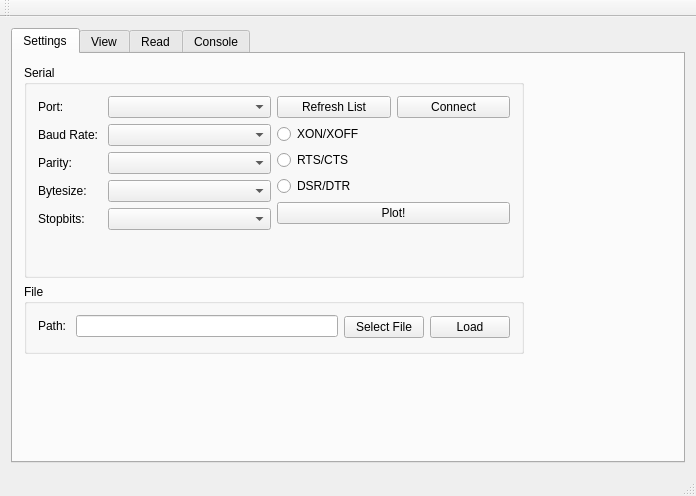
This is mainwindow.ui in makerslocal/localplot as Qt 5 draws it before an edit. The edited form follows.
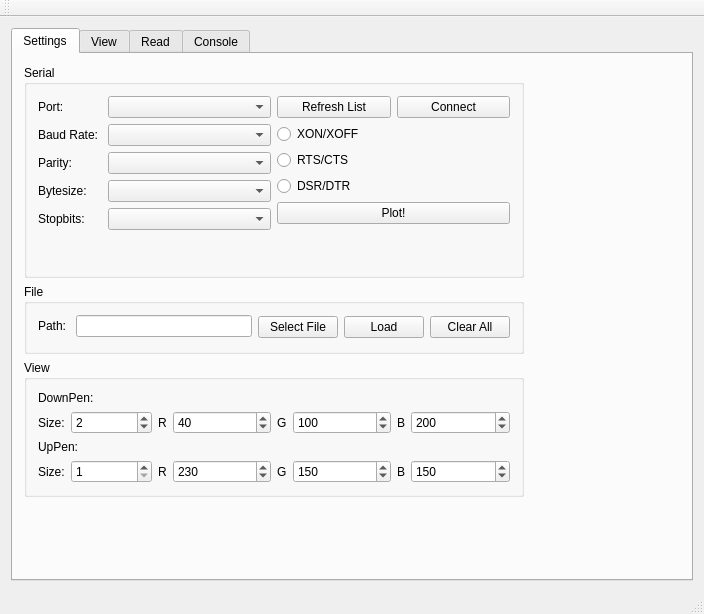
This is the edited form. The open tabs and pages were chosen to show the change.

Commit message: view is now scaled to 100%

Diff of the .ui file:
```diff
--- a/mainwindow.ui
+++ b/mainwindow.ui
@@ -6,8 +6,8 @@
    <rect>
     <x>0</x>
     <y>0</y>
-    <width>696</width>
-    <height>496</height>
+    <width>704</width>
+    <height>614</height>
    </rect>
   </property>
   <property name="windowTitle">
@@ -221,6 +221,221 @@
                  </property>
                 </widget>
                </item>
+               <item>
+                <widget class="QPushButton" name="pushButton_clearObjects">
+                 <property name="text">
+                  <string>Clear All</string>
+                 </property>
+                </widget>
+               </item>
+              </layout>
+             </item>
+            </layout>
+           </widget>
+          </item>
+          <item>
+           <widget class="QGroupBox" name="groupBox_view">
+            <property name="title">
+             <string>View</string>
+            </property>
+            <layout class="QVBoxLayout" name="verticalLayout_4">
+             <item>
+              <widget class="QLabel" name="label_6">
+               <property name="text">
+                <string>DownPen:</string>
+               </property>
+              </widget>
+             </item>
+             <item>
+              <layout class="QHBoxLayout" name="horizontalLayout_12">
+               <property name="sizeConstraint">
+                <enum>QLayout::SetDefaultConstraint</enum>
+               </property>
+               <item>
+                <layout class="QFormLayout" name="formLayout_3">
+                 <item row="0" column="0">
+                  <widget class="QLabel" name="label_7">
+                   <property name="text">
+                    <string>Size:</string>
+                   </property>
+                  </widget>
+                 </item>
+                 <item row="0" column="1">
+                  <widget class="QSpinBox" name="spinBox_downPen_size">
+                   <property name="minimum">
+                    <number>1</number>
+                   </property>
+                   <property name="maximum">
+                    <number>20</number>
+                   </property>
+                   <property name="value">
+                    <number>2</number>
+                   </property>
+                  </widget>
+                 </item>
+                </layout>
+               </item>
+               <item>
+                <layout class="QFormLayout" name="formLayout_4">
+                 <item row="0" column="0">
+                  <widget class="QLabel" name="label_8">
+                   <property name="text">
+                    <string>R</string>
+                   </property>
+                  </widget>
+                 </item>
+                 <item row="0" column="1">
+                  <widget class="QSpinBox" name="spinBox_downPen_red">
+                   <property name="maximum">
+                    <number>255</number>
+                   </property>
+                   <property name="value">
+                    <number>40</number>
+                   </property>
+                  </widget>
+                 </item>
+                </layout>
+               </item>
+               <item>
+                <layout class="QFormLayout" name="formLayout_5">
+                 <item row="0" column="0">
+                  <widget class="QLabel" name="label_9">
+                   <property name="text">
+                    <string>G</string>
+                   </property>
+                  </widget>
+                 </item>
+                 <item row="0" column="1">
+                  <widget class="QSpinBox" name="spinBox_downPen_green">
+                   <property name="maximum">
+                    <number>255</number>
+                   </property>
+                   <property name="value">
+                    <number>100</number>
+                   </property>
+                  </widget>
+                 </item>
+                </layout>
+               </item>
+               <item>
+                <layout class="QFormLayout" name="formLayout_6">
+                 <item row="0" column="0">
+                  <widget class="QLabel" name="label_10">
+                   <property name="text">
+                    <string>B</string>
+                   </property>
+                  </widget>
+                 </item>
+                 <item row="0" column="1">
+                  <widget class="QSpinBox" name="spinBox_downPen_blue">
+                   <property name="maximum">
+                    <number>255</number>
+                   </property>
+                   <property name="value">
+                    <number>200</number>
+                   </property>
+                  </widget>
+                 </item>
+                </layout>
+               </item>
+              </layout>
+             </item>
+             <item>
+              <widget class="QLabel" name="label_11">
+               <property name="text">
+                <string>UpPen:</string>
+               </property>
+              </widget>
+             </item>
+             <item>
+              <layout class="QHBoxLayout" name="horizontalLayout_13">
+               <item>
+                <layout class="QFormLayout" name="formLayout_7">
+                 <item row="0" column="1">
+                  <widget class="QSpinBox" name="spinBox_upPen_size">
+                   <property name="minimum">
+                    <number>1</number>
+                   </property>
+                   <property name="maximum">
+                    <number>20</number>
+                   </property>
+                   <property name="value">
+                    <number>1</number>
+                   </property>
+                  </widget>
+                 </item>
+                 <item row="0" column="0">
+                  <widget class="QLabel" name="label_12">
+                   <property name="text">
+                    <string>Size:</string>
+                   </property>
+                  </widget>
+                 </item>
+                </layout>
+               </item>
+               <item>
+                <layout class="QFormLayout" name="formLayout_8">
+                 <item row="0" column="0">
+                  <widget class="QLabel" name="label_13">
+                   <property name="text">
+                    <string>R</string>
+                   </property>
+                  </widget>
+                 </item>
+                 <item row="0" column="1">
+                  <widget class="QSpinBox" name="spinBox_upPen_red">
+                   <property name="maximum">
+                    <number>255</number>
+                   </property>
+                   <property name="value">
+                    <number>230</number>
+                   </property>
+                  </widget>
+                 </item>
+                </layout>
+               </item>
+               <item>
+                <layout class="QFormLayout" name="formLayout_9">
+                 <item row="0" column="0">
+                  <widget class="QLabel" name="label_14">
+                   <property name="text">
+                    <string>G</string>
+                   </property>
+                  </widget>
+                 </item>
+                 <item row="0" column="1">
+                  <widget class="QSpinBox" name="spinBox_upPen_green">
+                   <property name="maximum">
+                    <number>255</number>
+                   </property>
+                   <property name="value">
+                    <number>150</number>
+                   </property>
+                  </widget>
+                 </item>
+                </layout>
+               </item>
+               <item>
+                <layout class="QFormLayout" name="formLayout_10">
+                 <item row="0" column="0">
+                  <widget class="QLabel" name="label_15">
+                   <property name="text">
+                    <string>B</string>
+                   </property>
+                  </widget>
+                 </item>
+                 <item row="0" column="1">
+                  <widget class="QSpinBox" name="spinBox_upPen_blue">
+                   <property name="maximum">
+                    <number>255</number>
+                   </property>
+                   <property name="value">
+                    <number>150</number>
+                   </property>
+                  </widget>
+                 </item>
+                </layout>
+               </item>
               </layout>
              </item>
             </layout>
```
Left out of the diff: 4 changed lines with no effect on the pictures. The commit also changes 3 other files.
